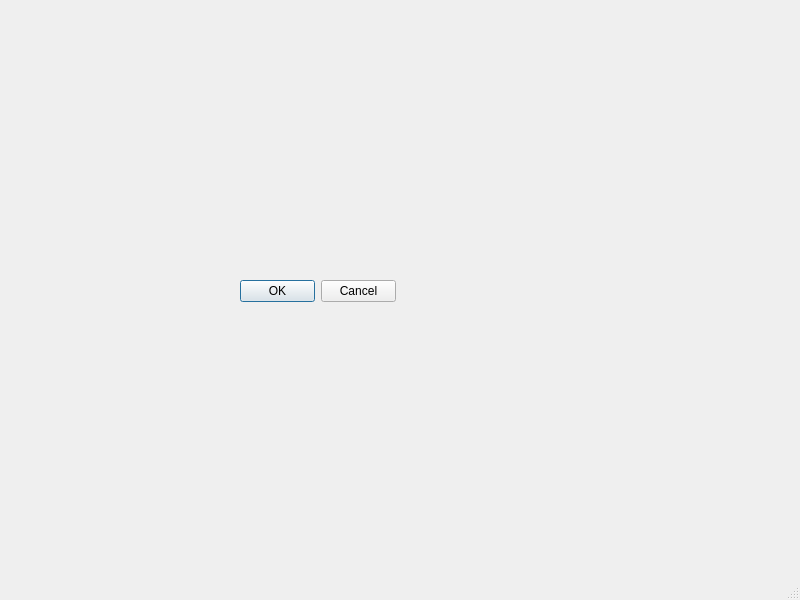
Old version of the form exercise_ui.ui in the repository seek2ever/Eternity-Library.
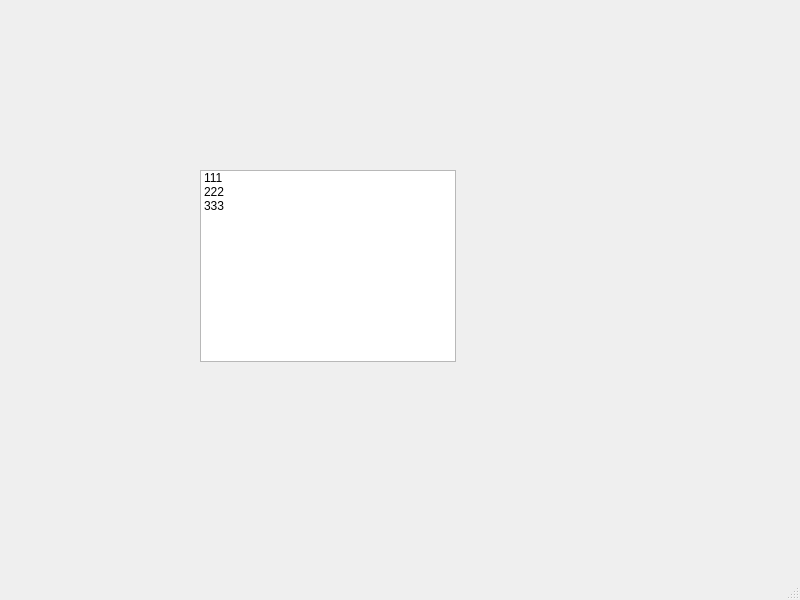
New version of the form.

The edit to the form file:
```diff
--- a/exercise_ui.ui
+++ b/exercise_ui.ui
@@ -14,18 +14,36 @@
    <string>MainWindow</string>
   </property>
   <widget class="QWidget" name="centralwidget">
-   <widget class="QDialogButtonBox" name="buttonBox">
+   <widget class="QListWidget" name="listWidget">
     <property name="geometry">
      <rect>
-      <x>240</x>
-      <y>280</y>
-      <width>156</width>
-      <height>23</height>
+      <x>200</x>
+      <y>170</y>
+      <width>256</width>
+      <height>192</height>
      </rect>
     </property>
-    <property name="standardButtons">
-     <set>QDialogButtonBox::Cancel|QDialogButtonBox::Ok</set>
+    <property name="isWrapping" stdset="0">
+     <bool>false</bool>
     </property>
+    <property name="viewMode">
+     <enum>QListView::ListMode</enum>
+    </property>
+    <item>
+     <property name="text">
+      <string>111</string>
+     </property>
+    </item>
+    <item>
+     <property name="text">
+      <string>222</string>
+     </property>
+    </item>
+    <item>
+     <property name="text">
+      <string>333</string>
+     </property>
+    </item>
    </widget>
   </widget>
   <widget class="QMenuBar" name="menubar">
```
